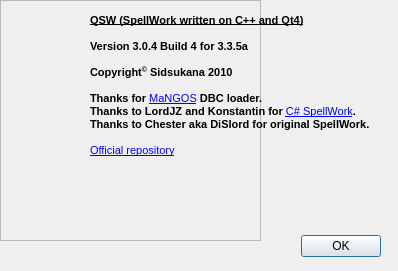
Before: the Qt Designer form QSW/AboutFormUI.ui in sidsukana/QSpellWork, drawn with Qt 5.
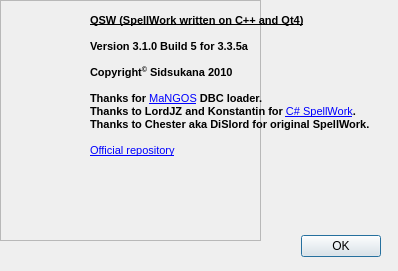
After: the same form once the commit is applied. Icons and pictures are not drawn.

Commit message: [5] * Add variant advanced search flag value     * Change RegExp button style.     * Fix crash at enable RegExp to NULL model.     Now binaries released files with libraries and DBC you can take from download section.

The edit to the form file:
```diff
--- a/QSW/AboutFormUI.ui
+++ b/QSW/AboutFormUI.ui
@@ -83,7 +83,7 @@
 &lt;/style&gt;&lt;/head&gt;&lt;body style=&quot; font-family:'MS Shell Dlg 2'; font-size:8.25pt; font-weight:400; font-style:normal;&quot;&gt;
 &lt;p style=&quot; margin-top:0px; margin-bottom:0px; margin-left:0px; margin-right:0px; -qt-block-indent:0; text-indent:0px;&quot;&gt;&lt;span style=&quot; font-size:8pt; font-weight:600; text-decoration: underline;&quot;&gt;QSW (SpellWork written on C++ and Qt4)&lt;/span&gt;&lt;span style=&quot; font-size:8pt;&quot;&gt; &lt;/span&gt;&lt;/p&gt;
 &lt;p style=&quot;-qt-paragraph-type:empty; margin-top:0px; margin-bottom:0px; margin-left:0px; margin-right:0px; -qt-block-indent:0; text-indent:0px; font-size:8pt; font-weight:600;&quot;&gt;&lt;/p&gt;
-&lt;p style=&quot; margin-top:0px; margin-bottom:0px; margin-left:0px; margin-right:0px; -qt-block-indent:0; text-indent:0px;&quot;&gt;&lt;span style=&quot; font-size:8pt; font-weight:600;&quot;&gt;Version 3.0.4 Build 4 for 3.3.5a&lt;/span&gt;&lt;/p&gt;
+&lt;p style=&quot; margin-top:0px; margin-bottom:0px; margin-left:0px; margin-right:0px; -qt-block-indent:0; text-indent:0px;&quot;&gt;&lt;span style=&quot; font-size:8pt; font-weight:600;&quot;&gt;Version 3.1.0 Build 5 for 3.3.5a&lt;/span&gt;&lt;/p&gt;
 &lt;p style=&quot;-qt-paragraph-type:empty; margin-top:0px; margin-bottom:0px; margin-left:0px; margin-right:0px; -qt-block-indent:0; text-indent:0px; font-size:8pt; font-weight:600;&quot;&gt;&lt;/p&gt;
 &lt;p style=&quot; margin-top:0px; margin-bottom:0px; margin-left:0px; margin-right:0px; -qt-block-indent:0; text-indent:0px;&quot;&gt;&lt;span style=&quot; font-size:8pt; font-weight:600;&quot;&gt;Copyright&lt;/span&gt;&lt;span style=&quot; font-size:8pt; font-weight:600; vertical-align:super;&quot;&gt;©&lt;/span&gt;&lt;span style=&quot; font-size:8pt; font-weight:600;&quot;&gt; Sidsukana 2010&lt;/span&gt;&lt;/p&gt;
 &lt;p style=&quot;-qt-paragraph-type:empty; margin-top:0px; margin-bottom:0px; margin-left:0px; margin-right:0px; -qt-block-indent:0; text-indent:0px; font-size:8pt; font-weight:600;&quot;&gt;&lt;/p&gt;
```
The commit also changes 11 other files.
